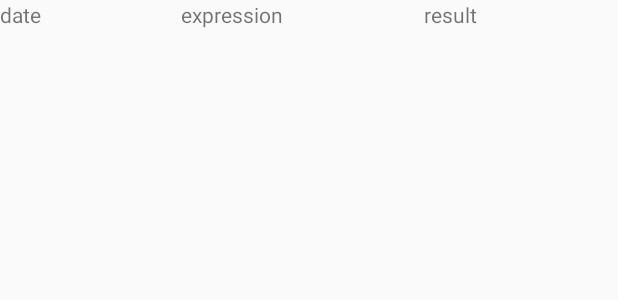
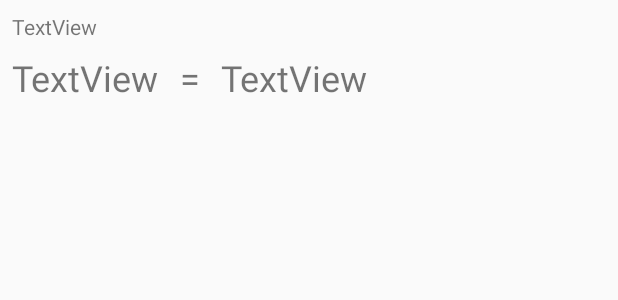
Before and after one commit to CriticalGnome/Calculator, an Android app: the layout history_item_view.xml on its own in the app's theme, with its tools: preview values and no code run, on a phone screen of 412 x 824 dp. Shown: the top 300 px of the screen. Run offline under Robolectric (Android 15) with nearby library versions, the phone set to English and light mode, and no system bars.

Commit message:
Работает, но надоело

```diff
--- a/app/src/main/res/layout/activity_history.xml
+++ b/app/src/main/res/layout/activity_history.xml
@@ -1,7 +1,8 @@
 <?xml version="1.0" encoding="utf-8"?>
 <LinearLayout xmlns:android="http://schemas.android.com/apk/res/android"
-    android:orientation="vertical" android:layout_width="match_parent"
-    android:layout_height="match_parent">
+    android:layout_width="match_parent"
+    android:layout_height="match_parent"
+    android:orientation="vertical">
 
     <android.support.v7.widget.RecyclerView
         android:id="@+id/history_view"
--- a/app/src/main/res/layout/history_item_view.xml
+++ b/app/src/main/res/layout/history_item_view.xml
@@ -1,29 +1,58 @@
 <?xml version="1.0" encoding="utf-8"?>
-<LinearLayout xmlns:android="http://schemas.android.com/apk/res/android"
-              android:layout_width="match_parent"
-              android:layout_height="match_parent"
-              android:layout_weight="3"
-    >
+<android.support.constraint.ConstraintLayout xmlns:android="http://schemas.android.com/apk/res/android"
+    xmlns:app="http://schemas.android.com/apk/res-auto"
+    xmlns:tools="http://schemas.android.com/tools"
+    android:layout_width="match_parent"
+    android:layout_height="wrap_content">
+
 
     <TextView
         android:id="@+id/date_text_view"
         android:layout_width="wrap_content"
         android:layout_height="wrap_content"
-        android:layout_weight="1"
-        android:text="@string/date"/>
+        android:layout_marginLeft="8dp"
+        android:layout_marginRight="8dp"
+        android:layout_marginTop="8dp"
+        android:text="TextView"
+        app:layout_constraintHorizontal_bias="0.0"
+        app:layout_constraintLeft_toLeftOf="parent"
+        app:layout_constraintRight_toRightOf="parent"
+        app:layout_constraintTop_toTopOf="parent" />
 
     <TextView
         android:id="@+id/expression_text_view"
         android:layout_width="wrap_content"
         android:layout_height="wrap_content"
-        android:layout_weight="1"
-        android:text="@string/expression"/>
+        android:layout_marginLeft="8dp"
+        android:layout_marginTop="8dp"
+        android:text="TextView"
+        android:textSize="24sp"
+        app:layout_constraintLeft_toLeftOf="parent"
+        app:layout_constraintTop_toBottomOf="@+id/date_text_view" />
 
     <TextView
         android:id="@+id/result_text_view"
         android:layout_width="wrap_content"
         android:layout_height="wrap_content"
-        android:layout_weight="1"
-        android:text="@string/result"/>
+        android:layout_marginRight="7dp"
+        android:layout_marginTop="8dp"
+        android:text="TextView"
+        android:textSize="24sp"
+        app:layout_constraintRight_toRightOf="parent"
+        app:layout_constraintTop_toBottomOf="@+id/date_text_view"
+        app:layout_constraintLeft_toRightOf="@+id/textView4"
+        android:layout_marginLeft="8dp"
+        app:layout_constraintHorizontal_bias="0.0" />
 
-</LinearLayout>
+    <TextView
+        android:id="@+id/textView4"
+        android:layout_width="wrap_content"
+        android:layout_height="wrap_content"
+        android:text=" = "
+        android:textSize="24sp"
+        android:layout_marginTop="8dp"
+        app:layout_constraintTop_toBottomOf="@+id/date_text_view"
+        app:layout_constraintLeft_toRightOf="@+id/expression_text_view"
+        android:layout_marginLeft="8dp" />
+
+</android.support.constraint.ConstraintLayout>
```
